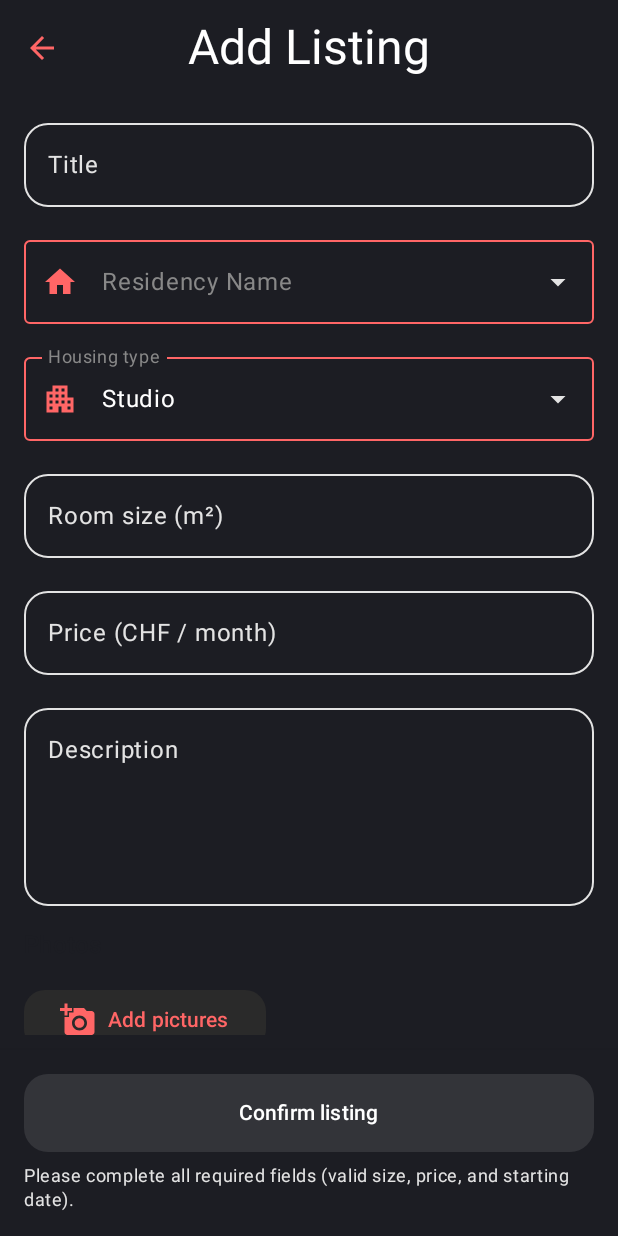
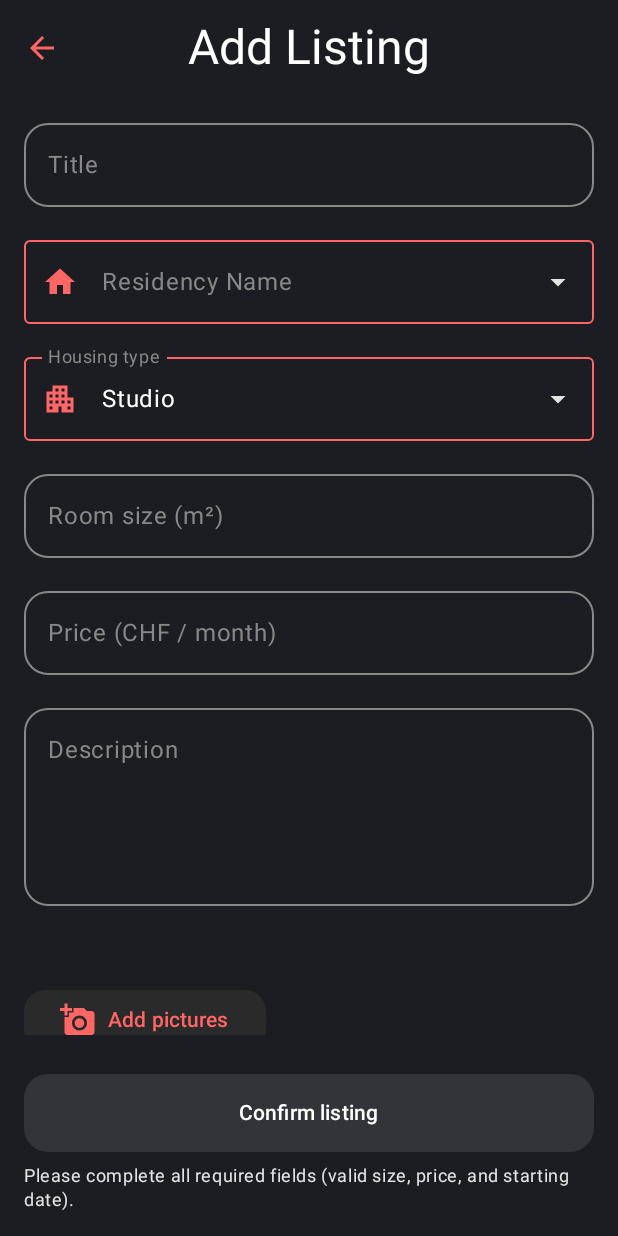
Before and after one commit to swent25-team-18/my-swiss-dorm, an Android app built with Jetpack Compose: the AddListingScreen screen opened through its navigation route, on a phone screen of 412 x 824 dp. Run offline under Robolectric (Android 15) with nearby library versions, the phone set to English and light mode, and no system bars; our stand-ins replace Firebase (no records; nobody signed in at launch, a user with empty details on screens opened directly).

Commit message:
fix(theme): fix colors for text fields in SanitizedTextFields (see #65)

```diff
--- a/app/src/main/java/com/android/mySwissDorm/ui/SanitizedTextFields.kt
+++ b/app/src/main/java/com/android/mySwissDorm/ui/SanitizedTextFields.kt
@@ -74,9 +74,9 @@ fun SanitizedOutlinedTextField(
   val textFieldColors =
       OutlinedTextFieldDefaults.colors(
           focusedBorderColor = MainColor,
-          unfocusedBorderColor = LightGray,
+          unfocusedBorderColor = Gray,
           focusedLabelColor = MainColor,
-          unfocusedLabelColor = LightGray)
+          unfocusedLabelColor = Gray)
 
   var hasBlurred by remember { mutableStateOf(false) }
   var selection by remember { mutableStateOf(TextRange(value.length)) }
```
